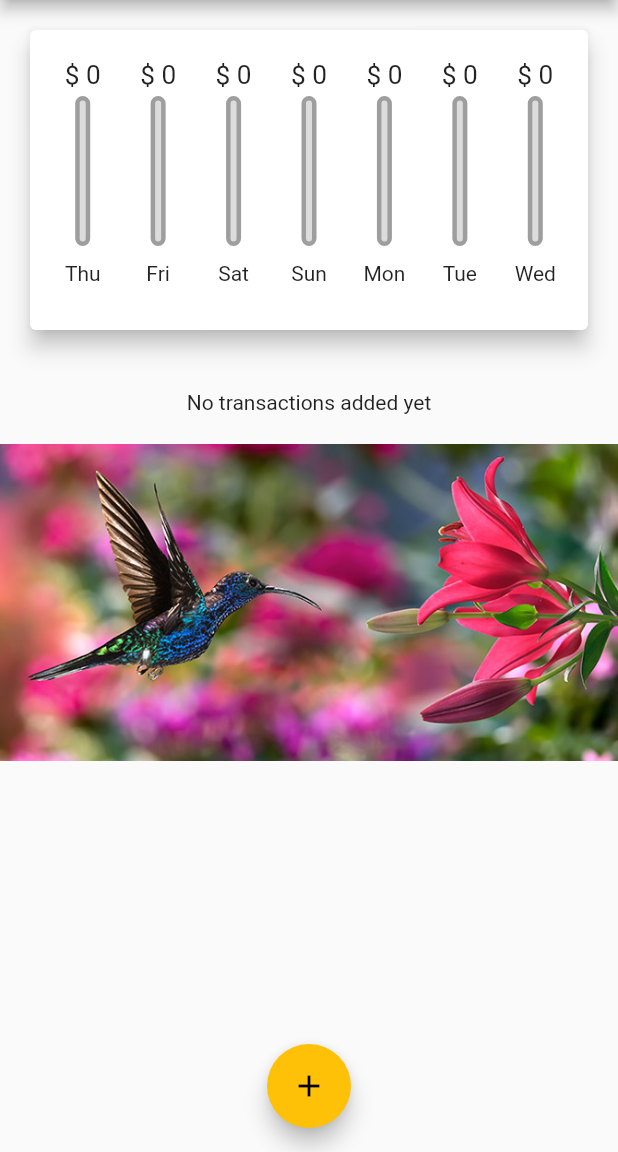
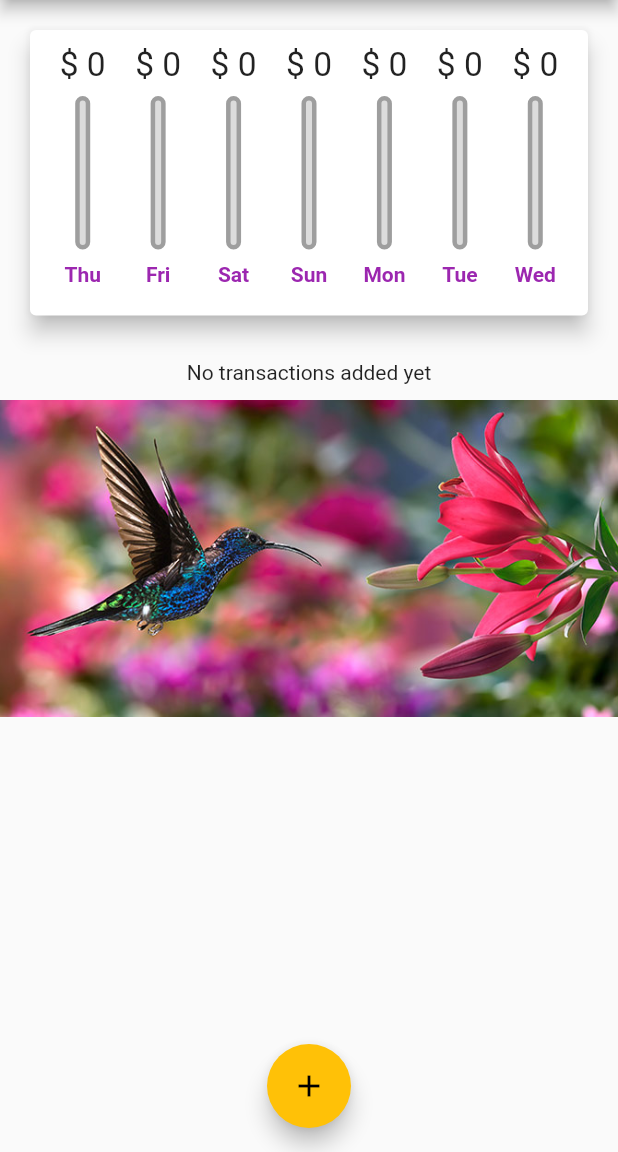
Before and after one commit to JayaSupriya-Somasani/Expense_planner_flutter_app, a Flutter app: the screen it shows after launch, on a phone screen of 412 x 824 dp, the part 84-1236 px from its top. Run offline on Flutter 3.47's test engine with Material 2 defaults, Android fonts, the light colour scheme and no system bars.

Commit message:
1.Media query is implemented for calculating dynamic height for the device 2.App bar height and status bar height also get by media query

```diff
--- a/lib/main.dart
+++ b/lib/main.dart
@@ -20,17 +20,10 @@ class MyApp extends StatelessWidget {
           primarySwatch: Colors.purple,
           accentColor: Colors.amber,
           primaryColor: Colors.green,
-          textTheme: ThemeData
-              .light()
-              .textTheme
-              .copyWith(
+          textTheme: ThemeData.light().textTheme.copyWith(
               button: const TextStyle(color: Colors.white),
               caption: TextStyle(color: Colors.purple),
-            headline1: TextStyle(color: Colors.purple),
-            headline2: TextStyle(color: Colors.purple),
-            headline3: TextStyle(color: Colors.purple),
-            headline4: TextStyle(color: Colors.purple)
-          )),
+              headline4: TextStyle(color: Colors.purple))),
       home: MyHomePage(),
     );
   }
@@ -44,7 +37,8 @@ class MyHomePage extends StatefulWidget {
 class _MyHomePageState extends State<MyHomePage> {
   final List<Transaction> _userTransactions = [];
 
-  void _addNewTransaction(String txTitile, double txAmount,DateTime choosenDate) {
+  void _addNewTransaction(
+      String txTitile, double txAmount, DateTime choosenDate) {
     final newTx = Transaction(
         id: DateTime.now().toString(),
         title: txTitile,
@@ -65,9 +59,10 @@ class _MyHomePageState extends State<MyHomePage> {
               child: NewTransaction(_addNewTransaction));
         });
   }
-  void _deleteTransaction(String id){
+
+  void _deleteTransaction(String id) {
     setState(() {
-      _userTransactions.removeWhere((tx)=> tx.id==id);
+      _userTransactions.removeWhere((tx) => tx.id == id);
     });
   }
 
@@ -81,21 +76,32 @@ class _MyHomePageState extends State<MyHomePage> {
 
   @override
   Widget build(BuildContext context) {
+    final appBar = AppBar(
+      title: const Text("Expense Planner"),
+      actions: [
+        IconButton(
+            onPressed: () => _startAddNewTransaction(context),
+            icon: Icon(Icons.add))
+      ],
+    );
     return Scaffold(
-      appBar: AppBar(
-        title: const Text("Expense Planner"),
-        actions: [
-          IconButton(
-              onPressed: () => _startAddNewTransaction(context),
-              icon: Icon(Icons.add))
-        ],
-      ),
+      appBar: appBar,
       body: SingleChildScrollView(
         child: Column(
           crossAxisAlignment: CrossAxisAlignment.stretch,
           children: [
-            Chart(_recentTransactions),
-            TransactionList(_userTransactions,_deleteTransaction)
+            Container(
+                height: (MediaQuery.of(context).size.height -
+                        appBar.preferredSize.height -
+                        MediaQuery.of(context).padding.top) *
+                    0.3,
+                child: Chart(_recentTransactions)),
+            Container(
+                height: (MediaQuery.of(context).size.height -
+                        appBar.preferredSize.height -
+                        MediaQuery.of(context).padding.top) *
+                    0.7,
+                child: TransactionList(_userTransactions, _deleteTransaction))
           ],
         ),
       ),
--- a/lib/widgets/chart_bar.dart
+++ b/lib/widgets/chart_bar.dart
@@ -9,15 +9,14 @@ class ChartBar extends StatelessWidget {
 
   @override
   Widget build(BuildContext context) {
-
+    return LayoutBuilder(builder: (ctx,constraint){
            return Column(
              children: [
-        const SizedBox(height: 10,),
-        Container(height: 20,
+               Container(height: constraint.maxHeight * 0.15,
                  child: FittedBox(child: Text('\$ ${spendingAmount.toStringAsFixed(0)}')),),
-        SizedBox(height: 4),
+               SizedBox(height: constraint.maxHeight * 0.05),
                Container(
-          height: 100,
+                 height: constraint.maxHeight * 0.6,
                  width: 10,
                  child: Stack(
                    children: [
@@ -38,11 +37,13 @@ class ChartBar extends StatelessWidget {
                  ),
                ),
                SizedBox(
-          height: 10,
+                 height: constraint.maxHeight * 0.05,
                ),
-        Text(label),
-        SizedBox(height: 20)
+               Container(height: constraint.maxHeight * 0.15,child: Text(label,style: TextStyle(color: Theme.of(context).textTheme.caption?.color,
+                   fontWeight: FontWeight.w600),)),
              ],
            );
+    },);
+
   }
 }
--- a/lib/widgets/transaction_list.dart
+++ b/lib/widgets/transaction_list.dart
@@ -10,19 +10,17 @@ class TransactionList extends StatelessWidget {
 
   @override
   Widget build(BuildContext context) {
-    return Container(
-        height: 400,
-        child: _transactions.isEmpty
+    return _transactions.isEmpty
             ? Container(
                 height: 200,
                 child: Column(
                   children: [
                     const SizedBox(
-                      height: 20,
+                      height: 10,
                     ),
                     const Text("No transactions added yet"),
                     SizedBox(
-                      height: 20,
+                      height: 10,
                     ),
                     Image.asset('assets/images/bird.jpg')
                   ],
@@ -58,6 +56,6 @@ class TransactionList extends StatelessWidget {
                   );
                 },
                 itemCount: _transactions.length,
-              ));
+              );
   }
 }
```
Lines whose indentation alone changed are shown as unchanged.
